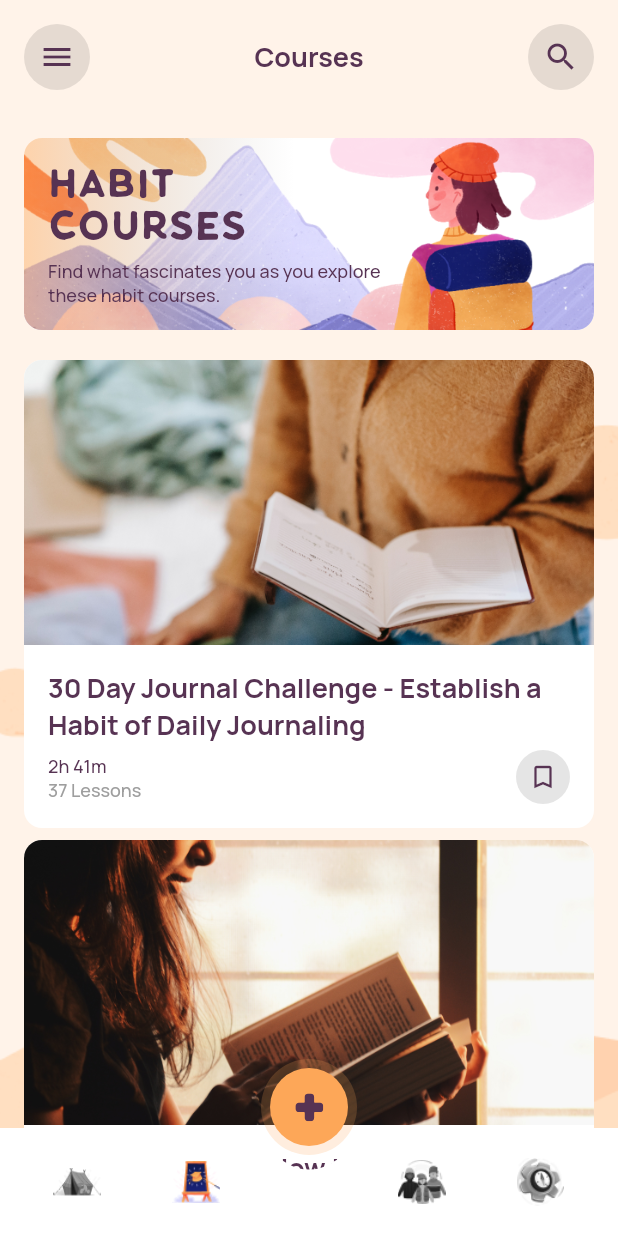
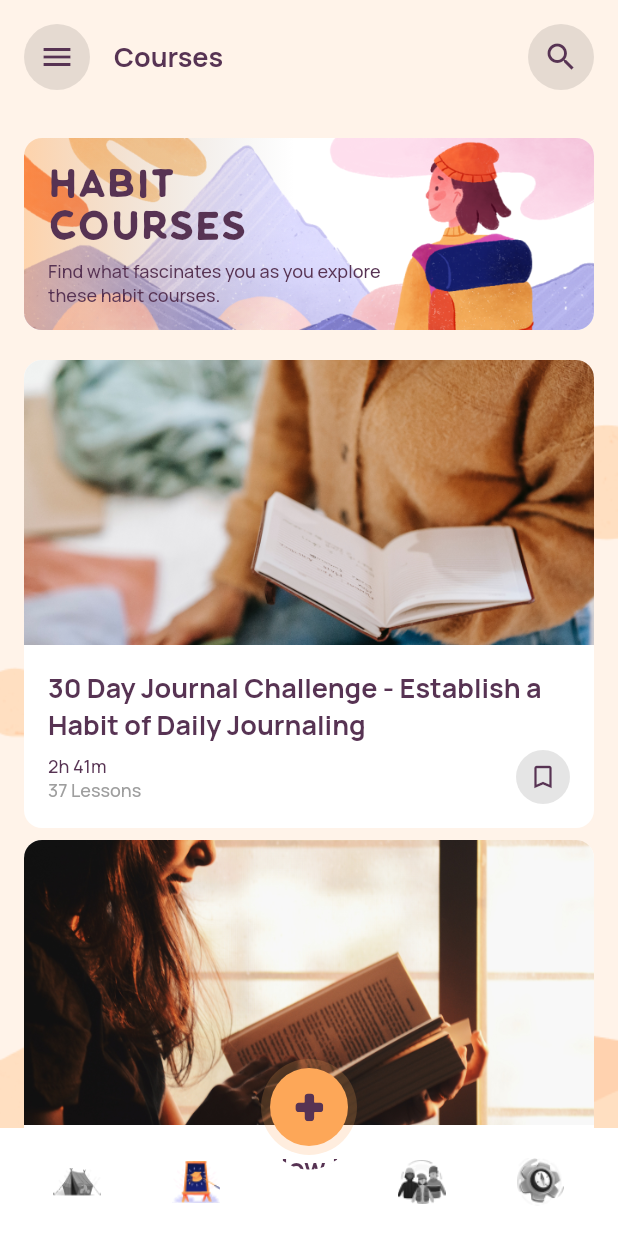
Before and after one commit to diogostein/habit-builder-flutter, a Flutter app: the CoursesPage screen opened by its route, on a phone screen of 412 x 824 dp. Run offline on Flutter 3.47's test engine with Material 2 defaults, Android fonts, the phone set to English and light mode, and no system bars; our stand-ins replace flutter_modular, flutter_svg, form_field_validator.

Commit message:
Implementa pagina de detalhes do curso

```diff
--- a/design_system/lib/atomic/atoms/flat_card.dart
+++ b/design_system/lib/atomic/atoms/flat_card.dart
@@ -7,6 +7,7 @@ class HBFlatCard extends StatelessWidget {
   final double? width;
   final double? height;
   final Widget child;
+  final Function()? onTap;
 
   const HBFlatCard({
     super.key,
@@ -15,6 +16,7 @@ class HBFlatCard extends StatelessWidget {
     required this.child,
     this.width,
     this.height,
+    this.onTap,
   });
 
   @override
@@ -29,9 +31,12 @@ class HBFlatCard extends StatelessWidget {
         shape: RoundedRectangleBorder(
           borderRadius: BorderRadius.circular(HBRadius.flatCard),
         ),
-        child: Padding(
-          padding: padding ?? const EdgeInsets.all(HBSpacings.regular),
-          child: child,
+        child: InkWell(
+          onTap: onTap,
+          child: Padding(
+            padding: padding ?? const EdgeInsets.all(HBSpacings.regular),
+            child: child,
+          ),
         ),
       ),
     );
--- a/design_system/lib/atomic/atoms/text.dart
+++ b/design_system/lib/atomic/atoms/text.dart
@@ -7,12 +7,14 @@ class HBText extends StatelessWidget {
   final String data;
   final TextStyle? style;
   final TextAlign? textAlign;
+  final TextOverflow? overflow;
 
   const HBText(
     this.data, {
     super.key,
     this.style,
     this.textAlign,
+    this.overflow,
   });
 
   factory HBText.headline1(String data, {Key? key, TextAlign? textAlign}) {
@@ -103,6 +105,7 @@ class HBText extends StatelessWidget {
       key: key,
       style: style ?? HBTextStyles.body,
       textAlign: textAlign,
+      overflow: overflow,
     );
   }
 }
--- a/design_system/lib/atomic/molecules/header_bar.dart
+++ b/design_system/lib/atomic/molecules/header_bar.dart
@@ -40,11 +40,19 @@ class HBHeaderBar extends StatelessWidget {
             height: 44,
             child: leading ?? _leadingFallback(context),
           ),
-          HBText(
-            titleText ?? '',
-            style: HBTextStyles.body.copyWith(
-              fontSize: HBFontSizes.large,
-              fontWeight: FontWeight.bold,
+          Expanded(
+            child: Padding(
+              padding: const EdgeInsets.symmetric(
+                horizontal: HBSpacings.regular,
+              ),
+              child: HBText(
+                titleText ?? '',
+                overflow: TextOverflow.ellipsis,
+                style: HBTextStyles.body.copyWith(
+                  fontSize: HBFontSizes.large,
+                  fontWeight: FontWeight.bold,
+                ),
+              ),
             ),
           ),
           SizedBox(
--- a/design_system/lib/atomic/organisms/course_card.dart
+++ b/design_system/lib/atomic/organisms/course_card.dart
@@ -7,6 +7,7 @@ class HBCourseCard extends StatelessWidget {
   final String title;
   final String caption1;
   final String caption2;
+  final Function()? onTap;
 
   const HBCourseCard({
     super.key,
@@ -14,11 +15,13 @@ class HBCourseCard extends StatelessWidget {
     required this.title,
     required this.caption1,
     required this.caption2,
+    this.onTap,
   });
 
   @override
   Widget build(BuildContext context) {
     return HBFlatCard(
+      onTap: onTap,
       margin: const EdgeInsets.symmetric(
         vertical: HBSpacings.xxSmall,
         horizontal: HBSpacings.regular,
--- a/design_system/lib/atomic/tokens/dimensions.dart
+++ b/design_system/lib/atomic/tokens/dimensions.dart
@@ -17,6 +17,7 @@ abstract class HBRadius {
   static const box = 20.0;
   static const flatCard = 12.0;
   static const habitSquare = 12.0;
+  static const iconBackground = 12.0;
 }
 
 abstract class HBFontSizes {
--- a/design_system/lib/design_system.dart
+++ b/design_system/lib/design_system.dart
@@ -7,6 +7,7 @@ export 'atomic/atoms/flat_card.dart';
 export 'atomic/atoms/floating_action_button.dart';
 export 'atomic/atoms/gap.dart';
 export 'atomic/atoms/habit_square.dart';
+export 'atomic/atoms/icon.dart';
 export 'atomic/atoms/image.dart';
 export 'atomic/atoms/image_provider.dart';
 export 'atomic/atoms/menu_icon_button.dart';
--- a/habit_builder/lib/src/app_module.dart
+++ b/habit_builder/lib/src/app_module.dart
@@ -1,10 +1,10 @@
 import 'package:flutter_modular/flutter_modular.dart';
+import 'package:habit_builder/src/modules/home/ui/tracking_habits/tracking_habits_page.dart';
 
 import 'modules/authentication/authentication_module.dart';
 import 'modules/courses/course_module.dart';
 import 'modules/home/home_module.dart';
 import 'modules/onboarding/onboarding_module.dart';
-import 'splash_screen.dart';
 
 class AppModule extends Module {
   @override
@@ -12,7 +12,7 @@ class AppModule extends Module {
 
   @override
   List<ModularRoute> get routes => [
-        ChildRoute('/', child: (context, args) => const SplashScreen()),
+        ChildRoute('/', child: (context, args) => const TrackingHabitsPage()),
         ModuleRoute('/onboarding', module: OnboardingModule()),
         ModuleRoute('/authentication', module: AuthenticationModule()),
         ModuleRoute('/home', module: HomeModule()),
--- a/habit_builder/lib/src/modules/courses/data/course_repository.dart
+++ b/habit_builder/lib/src/modules/courses/data/course_repository.dart
@@ -1,4 +1,6 @@
-import 'course.dart';
+import 'package:habit_builder/src/modules/courses/data/models/lesson.dart';
+
+import 'models/course.dart';
 
 class CourseRepository {
   List<Course> getCourses() => List.unmodifiable([
@@ -9,6 +11,38 @@ class CourseRepository {
               '30 Day Journal Challenge - Establish a Habit of Daily Journaling',
           duration: '2h 41m',
           numberOfLessons: 37,
+          lessons: [
+            Lesson(
+              name: 'Introduction',
+              durationInSeconds: 136,
+              position: 1,
+              locked: false,
+            ),
+            Lesson(
+              name: 'Adopt Prompts to Covid-19',
+              durationInSeconds: 188,
+              position: 2,
+              locked: true,
+            ),
+            Lesson(
+              name: 'Choosing a Notebook',
+              durationInSeconds: 366,
+              position: 3,
+              locked: true,
+            ),
+            Lesson(
+              name: 'Optional Supplies',
+              durationInSeconds: 124,
+              position: 4,
+              locked: true,
+            ),
+            Lesson(
+              name: 'Day 1',
+              durationInSeconds: 218,
+              position: 5,
+              locked: true,
+            ),
+          ],
         ),
         Course(
           id: 2,
@@ -16,6 +50,40 @@ class CourseRepository {
           name: 'Self Help Series: How to Create and Maintain Good Habits',
           duration: '4h 6m',
           numberOfLessons: 24,
+          lessons: [
+            Lesson(
+              name: 'Introduction',
+              durationInSeconds: 136,
+              position: 1,
+              locked: false,
+            ),
+            Lesson(
+              name: 'Adopt Prompts to Covid-19',
+              durationInSeconds: 188,
+              position: 2,
+              locked: true,
+            ),
+            Lesson(
+              name: 'Choosing a Notebook',
+              durationInSeconds: 366,
+              position: 3,
+              locked: true,
+            ),
+            Lesson(
+              name: 'Optional Supplies',
+              durationInSeconds: 124,
+              position: 4,
+              locked: true,
+            ),
+            Lesson(
+              name: 'Day 1',
+              durationInSeconds: 218,
+              position: 5,
+              locked: true,
+            ),
+          ],
         )
       ]);
+
+  Course getCourseById(int id) => getCourses().firstWhere((e) => e.id == id);
 }
--- a/habit_builder/lib/src/modules/courses/data/course.dart
+++ b/habit_builder/lib/src/modules/courses/data/models/course.dart
@@ -1,9 +1,12 @@
+import 'lesson.dart';
+
 class Course {
   final int id;
   final String? image;
   final String name;
   final String duration;
   final int numberOfLessons;
+  final List<Lesson> lessons;
 
   Course({
     required this.id,
@@ -11,5 +14,6 @@ class Course {
     required this.duration,
     required this.numberOfLessons,
     this.image,
+    required this.lessons,
   });
 }
--- /dev/null
+++ b/habit_builder/lib/src/modules/courses/data/models/lesson.dart
@@ -0,0 +1,20 @@
+class Lesson {
+  final String name;
+  final int durationInSeconds;
+  final int position;
+  final bool locked;
+
+  Lesson({
+    required this.name,
+    required this.durationInSeconds,
+    required this.position,
+    required this.locked,
+  });
+
+  String get durationInHoursAndMinutes {
+    final minutes = Duration(seconds: durationInSeconds).inMinutes;
+    final seconds = (durationInSeconds % 60).toString().padLeft(2, '0');
+
+    return '$minutes:$seconds';
+  }
+}
```
Also changed, not shown: design_system/lib/atomic/atoms/icon.dart (added, +27 -0 lines), design_system/lib/atomic/templates/sliver_scaffold.dart (+0 -18 lines), habit_builder/lib/src/modules/courses/course_module.dart (+7 -0 lines), habit_builder/lib/src/modules/courses/ui/course_detail_page.dart (added, +49 -0 lines), habit_builder/lib/src/modules/courses/ui/courses_page.dart (+5 -3 lines), habit_builder/lib/src/modules/courses/ui/widgets/lesson_item.dart (added, +27 -0 lines), habit_builder/lib/src/modules/courses/ui/widgets/lesson_list.dart (added, +45 -0 lines), habit_builder/lib/src/modules/courses/ui/widgets/video_box.dart (added, +44 -0 lines).
